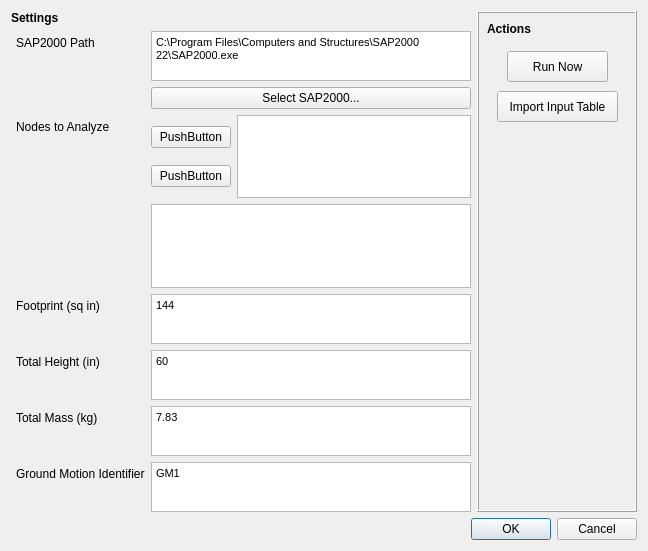
Before: the Qt Designer form resources/UI/autobuilder_runtowers_v2.ui in UofT-Seismic-Design-Team/Autobuilder-3.0, drawn with Qt 5.
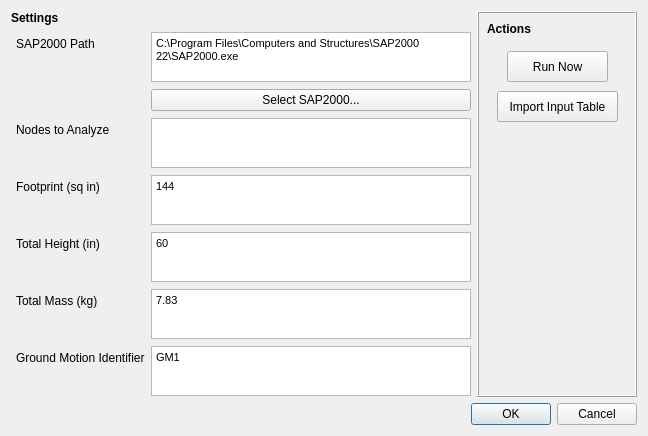
After: the same form once the commit is applied.

What changed in the file:
```diff
--- a/resources/UI/autobuilder_runtowers_v2.ui
+++ b/resources/UI/autobuilder_runtowers_v2.ui
@@ -7,7 +7,7 @@
     <x>0</x>
     <y>0</y>
     <width>648</width>
-    <height>551</height>
+    <height>436</height>
    </rect>
   </property>
   <property name="windowTitle">
@@ -125,38 +125,6 @@
            </property>
           </widget>
          </item>
-         <item row="2" column="1">
-          <layout class="QVBoxLayout" name="verticalLayout_3">
-           <item>
-            <layout class="QHBoxLayout" name="horizontalLayout_5">
-             <item>
-              <layout class="QVBoxLayout" name="verticalLayout_6">
-               <item>
-                <widget class="QPushButton" name="pushButton_2">
-                 <property name="text">
-                  <string>PushButton</string>
-                 </property>
-                </widget>
-               </item>
-               <item>
-                <widget class="QPushButton" name="pushButton">
-                 <property name="text">
-                  <string>PushButton</string>
-                 </property>
-                </widget>
-               </item>
-              </layout>
-             </item>
-             <item>
-              <widget class="QTextEdit" name="textEdit"/>
-             </item>
-            </layout>
-           </item>
-           <item>
-            <widget class="QListWidget" name="listWidget"/>
-           </item>
-          </layout>
-         </item>
          <item row="3" column="0">
           <widget class="QLabel" name="footprint_title">
            <property name="minimumSize">
@@ -313,6 +281,19 @@
            </property>
           </widget>
          </item>
+         <item row="2" column="1">
+          <widget class="QTextEdit" name="nodesToAnalyze_input">
+           <property name="enabled">
+            <bool>true</bool>
+           </property>
+           <property name="maximumSize">
+            <size>
+             <width>16777215</width>
+             <height>50</height>
+            </size>
+           </property>
+          </widget>
+         </item>
         </layout>
        </item>
       </layout>
```
